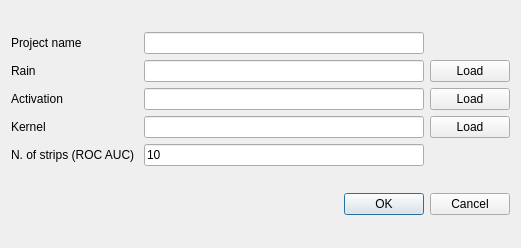
First picture: the form in validation.ui, repository alessioderango/SAKe, before the edit.
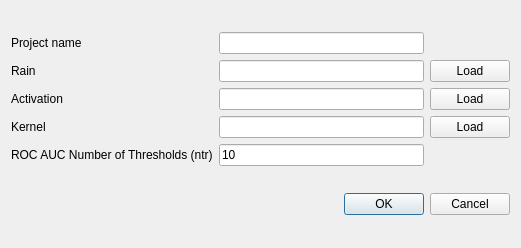
Second picture: the form after the edit.

```diff
--- a/validation.ui
+++ b/validation.ui
@@ -92,7 +92,7 @@
      <item row="4" column="0">
       <widget class="QLabel" name="label_5">
        <property name="text">
-        <string>N. of strips (ROC AUC) </string>
+        <string>ROC AUC Number of Thresholds (ntr)</string>
        </property>
       </widget>
      </item>
```
